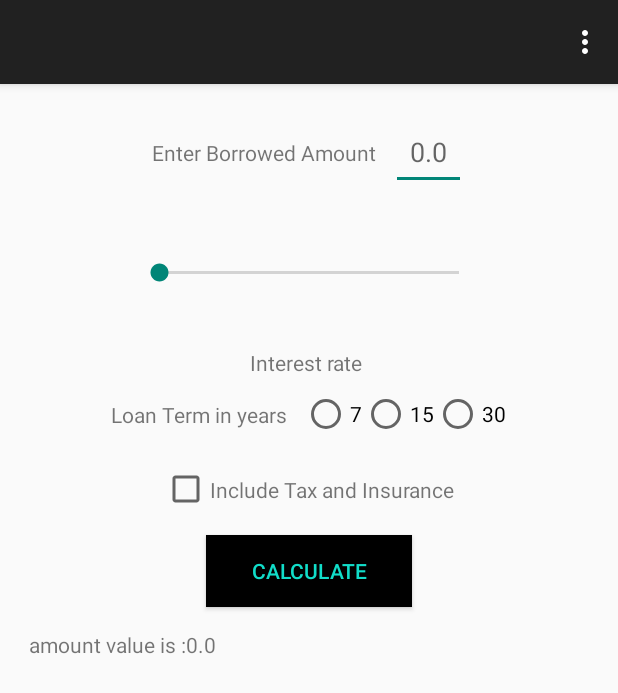
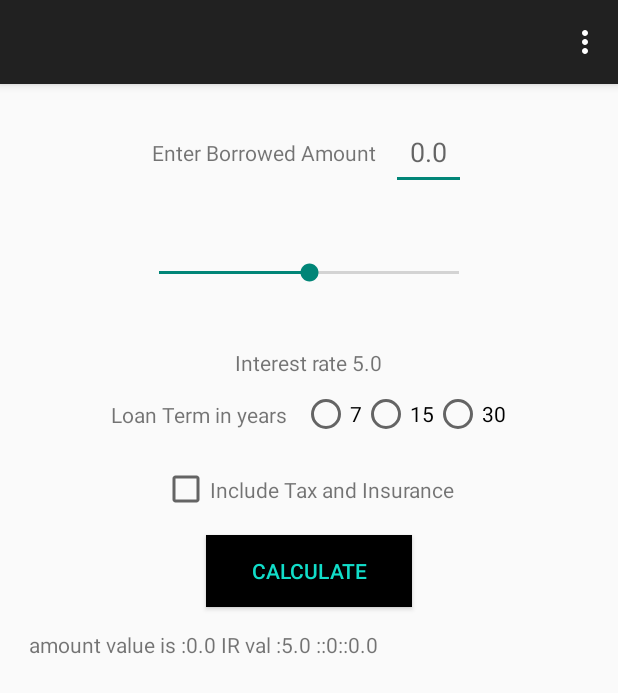
Before and after one commit to ngaini/MortgageCalculator, an Android app: the screen it shows after launch (MainActivity), after a tap on "CALCULATE", on a phone screen of 412 x 824 dp. Shown: the top 693 px of the screen. Run offline under Robolectric (Android 15) with nearby library versions, the phone set to English and light mode, and no system bars; 2 statements that could not run were skipped.

Commit message:
able to fetch values from seekbar, radioGroup and checkBox

```diff
--- a/app/src/main/java/com/ngaini/calculatorapp/MainActivity.java
+++ b/app/src/main/java/com/ngaini/calculatorapp/MainActivity.java
@@ -24,6 +24,7 @@ public class MainActivity extends ActionBarActivity {
     private static CheckBox tax_checkBox_id;
     private static RadioGroup loanTerm_id;
     private static TextView result_id;
+    private static RadioButton radioButton_id;
 
 
     @Override
@@ -62,7 +63,7 @@ public class MainActivity extends ActionBarActivity {
     {
         seekbar_var = (SeekBar) findViewById(R.id.interest_rate_seekbar);
         seekbar_text_var =(TextView) findViewById(R.id.interestRate_textview);
-        seekbar_text_var.setText("Interest rate ");
+        seekbar_text_var.setText("Interest rate "+getCoversionIntoFloat(seekbar_var.getProgress()));
 
         seekbar_var.setOnSeekBarChangeListener(
                 new SeekBar.OnSeekBarChangeListener() {
@@ -94,7 +95,7 @@ public class MainActivity extends ActionBarActivity {
         );
     }
 
-    double getCoversionIntoFloat(int value )
+    double getCoversionIntoFloat(float value )
     {
         double floatValue = 0.0;
         floatValue = value/10;
@@ -103,11 +104,37 @@ public class MainActivity extends ActionBarActivity {
 
     public void calculateButton(View v)
     {
+       // Fetch interest rate values
+        float interest_rate_val=(float)getCoversionIntoFloat(seekbar_var.getProgress());
+
        result_id= (TextView) findViewById(R.id.result_textView);
        Log.d("NATE", "Button was pressed !!!");
+       //Fetch amount borrowed value
        amount_borrowed_id = (EditText) findViewById(R.id.amount_borrowed_editText);
        float amount_val = Float.parseFloat(amount_borrowed_id.getText().toString());
         Log.d("NATE", "amount value ="+amount_val);
-        result_id.setText(" amount value is :"+amount_val);
+
+        // fetch value from radioGroup
+        loanTerm_id = (RadioGroup) findViewById(R.id.term_radioGroup);
+        int selected_id= loanTerm_id.getCheckedRadioButtonId();
+        radioButton_id =(RadioButton) findViewById(selected_id);
+        int loanTerm_value= Integer.parseInt(radioButton_id.getText().toString());
+        float taxValue = getCheckBoxValue();
+
+        // Print values on the display area
+        result_id.setText(" amount value is :"+amount_val+" IR val :"+interest_rate_val+" ::"+loanTerm_value+"::"+taxValue);
+
+    }
+    public float getCheckBoxValue()
+    {
+        float temp= 0;
+        tax_checkBox_id = (CheckBox) findViewById(R.id.tax_checkBox);
+        if(tax_checkBox_id.isChecked())
+        {
+            temp =(float) 100.0;
+        }
+        return temp;
+
+
     }
 }
--- a/app/src/main/res/layout/activity_main.xml
+++ b/app/src/main/res/layout/activity_main.xml
@@ -67,7 +67,7 @@
         android:maxHeight="100dp"
         android:max="100"
         android:layout_gravity="center"
-        />
+        android:progress="50"/>
 
 
     <TextView
@@ -97,15 +97,18 @@
            <RadioButton
                android:layout_width="wrap_content"
                android:layout_height="wrap_content"
-               android:text="7"/>
+               android:text="7"
+               android:id="@+id/value_7"/>
            <RadioButton
                android:layout_width="wrap_content"
                android:layout_height="wrap_content"
-               android:text="15"/>
+               android:text="15"
+               android:id="@+id/value_15"/>
            <RadioButton
                android:layout_width="wrap_content"
                android:layout_height="wrap_content"
-               android:text="30"/>
+               android:text="30"
+               android:id="@+id/value_30"/>
            </RadioGroup>
 
 
@@ -121,6 +124,7 @@
             android:layout_width="wrap_content"
             android:layout_height="wrap_content"
             android:id="@+id/tax_checkBox"
+
             />
         <TextView
             android:layout_width="wrap_content"
```
